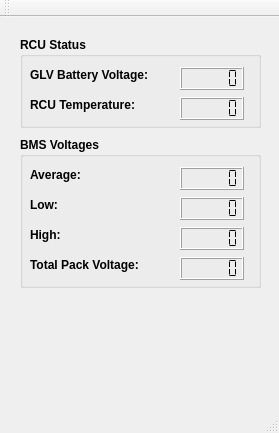
This is Telemetry/HyTechTelemetry/mainwindow.ui in hytech-racing/code-2022 as Qt 5 draws it before an edit. The edited form follows.
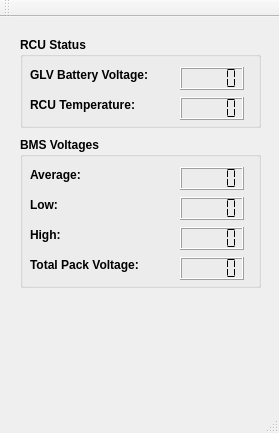
This is the edited form.

Diff of the .ui file:
```diff
--- a/Telemetry/HyTechTelemetry/mainwindow.ui
+++ b/Telemetry/HyTechTelemetry/mainwindow.ui
@@ -64,7 +64,7 @@
       <enum>QFrame::Raised</enum>
      </property>
      <property name="smallDecimalPoint">
-      <bool>true</bool>
+      <bool>false</bool>
      </property>
      <property name="segmentStyle">
       <enum>QLCDNumber::Flat</enum>
@@ -93,7 +93,7 @@
       </rect>
      </property>
      <property name="smallDecimalPoint">
-      <bool>true</bool>
+      <bool>false</bool>
      </property>
      <property name="segmentStyle">
       <enum>QLCDNumber::Flat</enum>
@@ -141,7 +141,7 @@
       </rect>
      </property>
      <property name="smallDecimalPoint">
-      <bool>true</bool>
+      <bool>false</bool>
      </property>
      <property name="segmentStyle">
       <enum>QLCDNumber::Flat</enum>
@@ -170,7 +170,7 @@
       </rect>
      </property>
      <property name="smallDecimalPoint">
-      <bool>true</bool>
+      <bool>false</bool>
      </property>
      <property name="segmentStyle">
       <enum>QLCDNumber::Flat</enum>
@@ -199,7 +199,7 @@
       </rect>
      </property>
      <property name="smallDecimalPoint">
-      <bool>true</bool>
+      <bool>false</bool>
      </property>
      <property name="segmentStyle">
       <enum>QLCDNumber::Flat</enum>
@@ -228,7 +228,7 @@
       </rect>
      </property>
      <property name="smallDecimalPoint">
-      <bool>true</bool>
+      <bool>false</bool>
      </property>
      <property name="segmentStyle">
       <enum>QLCDNumber::Flat</enum>
```
